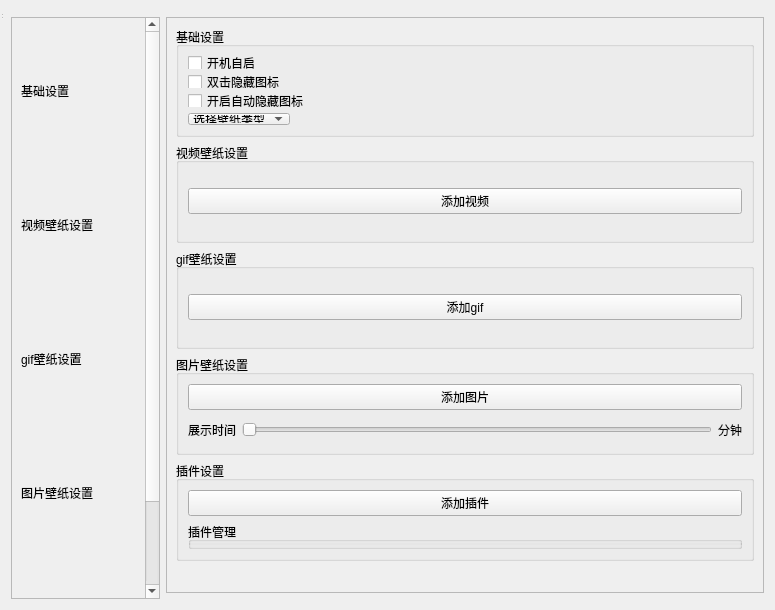
This is DesktopManager/widgets/mainwindow.ui in PureBulb/BulbDesktop as Qt 5 draws it before an edit. The edited form follows.
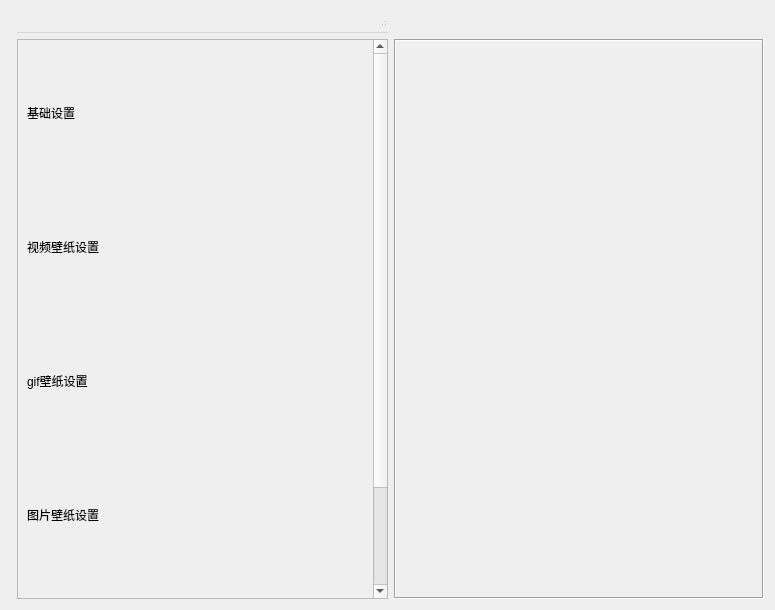
This is the edited form.

The edit to the form file:
```diff
--- a/DesktopManager/widgets/mainwindow.ui
+++ b/DesktopManager/widgets/mainwindow.ui
@@ -13,13 +13,14 @@
   <property name="windowTitle">
    <string>MainWindow</string>
   </property>
-  <layout class="QGridLayout" name="gridLayout_3">
-   <item row="0" column="0">
+  <layout class="QGridLayout" name="gridLayout_2">
+   <item row="0" column="0" rowspan="2" colspan="2">
+    <widget class="QStatusBar" name="statusbar"/>
+   </item>
+   <item row="1" column="1">
     <widget class="QMenuBar" name="menubar"/>
    </item>
-   <item row="1" column="0">
-    <layout class="QGridLayout" name="gridLayout" columnstretch="2,8">
-     <item row="0" column="0" rowspan="2">
+   <item row="2" column="1">
       <layout class="QVBoxLayout" name="verticalLayout">
        <item>
         <widget class="QScrollArea" name="labelsScrollArea">
@@ -31,7 +32,7 @@
            <rect>
             <x>0</x>
             <y>0</y>
-            <width>125</width>
+          <width>348</width>
             <height>682</height>
            </rect>
           </property>
@@ -112,271 +113,46 @@
        </item>
       </layout>
      </item>
-     <item row="0" column="1">
-      <layout class="QVBoxLayout" name="verticalLayout_2">
-       <item>
+   <item row="2" column="2">
         <widget class="QScrollArea" name="ConfigScrollArea">
+     <property name="minimumSize">
+      <size>
+       <width>0</width>
+       <height>0</height>
+      </size>
+     </property>
+     <property name="frameShape">
+      <enum>QFrame::Box</enum>
+     </property>
          <property name="horizontalScrollBarPolicy">
           <enum>Qt::ScrollBarAlwaysOff</enum>
          </property>
          <property name="sizeAdjustPolicy">
-          <enum>QAbstractScrollArea::AdjustToContents</enum>
+      <enum>QAbstractScrollArea::AdjustIgnored</enum>
          </property>
          <property name="widgetResizable">
-          <bool>false</bool>
-         </property>
-         <widget class="QWidget" name="scrollAreaWidgetContents_2">
+      <bool>true</bool>
+     </property>
+     <widget class="QWidget" name="scrollAreaWidgetContents_3">
           <property name="geometry">
            <rect>
             <x>0</x>
             <y>0</y>
-            <width>596</width>
-            <height>552</height>
-           </rect>
-          </property>
-          <layout class="QGridLayout" name="gridLayout_2">
-           <item row="0" column="0">
-            <layout class="QVBoxLayout" name="baseCfgLayout">
-             <item>
-              <widget class="QGroupBox" name="baseCfgGroupBox">
+        <width>368</width>
+        <height>551</height>
+       </rect>
+      </property>
                <property name="minimumSize">
                 <size>
                  <width>0</width>
-                 <height>100</height>
-                </size>
-               </property>
-               <property name="title">
-                <string>基础设置</string>
-               </property>
-               <layout class="QVBoxLayout" name="verticalLayout_5">
-                <item>
-                 <widget class="QCheckBox" name="autoLaunchCheckBox">
-                  <property name="text">
-                   <string>开机自启</string>
-                  </property>
-                 </widget>
-                </item>
-                <item>
-                 <widget class="QCheckBox" name="doubleClickedHideCheckBox">
-                  <property name="text">
-                   <string>双击隐藏图标</string>
-                  </property>
-                 </widget>
-                </item>
-                <item>
-                 <widget class="QCheckBox" name="autoHideCheckBox">
-                  <property name="text">
-                   <string>开启自动隐藏图标</string>
-                  </property>
-                 </widget>
-                </item>
-                <item>
-                 <layout class="QHBoxLayout" name="horizontalLayout">
-                  <item>
-                   <widget class="QComboBox" name="typeComboBox">
-                    <item>
-                     <property name="text">
-                      <string>选择壁纸类型</string>
-                     </property>
-                    </item>
-                    <item>
-                     <property name="text">
-                      <string>图片壁纸</string>
-                     </property>
-                    </item>
-                    <item>
-                     <property name="text">
-                      <string>gif壁纸</string>
-                     </property>
-                    </item>
-                    <item>
-                     <property name="text">
-                      <string>视频壁纸</string>
-                     </property>
-                    </item>
-                   </widget>
-                  </item>
-                  <item>
-                   <spacer name="horizontalSpacer">
-                    <property name="orientation">
-                     <enum>Qt::Horizontal</enum>
-                    </property>
-                    <property name="sizeHint" stdset="0">
-                     <size>
-                      <width>40</width>
-                      <height>20</height>
-                     </size>
-                    </property>
-                   </spacer>
-                  </item>
-                 </layout>
-                </item>
-               </layout>
-              </widget>
-             </item>
-            </layout>
-           </item>
-           <item row="1" column="0">
-            <layout class="QVBoxLayout" name="videoCfgLayout">
-             <item>
-              <widget class="QGroupBox" name="videoCfgGroupBox">
-               <property name="minimumSize">
-                <size>
-                 <width>0</width>
-                 <height>100</height>
-                </size>
-               </property>
-               <property name="title">
-                <string>视频壁纸设置</string>
-               </property>
-               <layout class="QVBoxLayout" name="verticalLayout_6">
-                <item>
-                 <widget class="QPushButton" name="addVieoBtn">
-                  <property name="styleSheet">
-                   <string notr="true"/>
-                  </property>
-                  <property name="text">
-                   <string>添加视频</string>
-                  </property>
-                 </widget>
-                </item>
-               </layout>
-              </widget>
-             </item>
-            </layout>
-           </item>
-           <item row="2" column="0">
-            <layout class="QVBoxLayout" name="gifCfgLayout">
-             <item>
-              <widget class="QGroupBox" name="gifCfgGroupBox">
-               <property name="minimumSize">
-                <size>
-                 <width>0</width>
-                 <height>100</height>
-                </size>
-               </property>
-               <property name="title">
-                <string>gif壁纸设置</string>
-               </property>
-               <layout class="QVBoxLayout" name="verticalLayout_7">
-                <item>
-                 <widget class="QPushButton" name="addGifBtn">
-                  <property name="text">
-                   <string>添加gif</string>
-                  </property>
-                 </widget>
-                </item>
-                <item>
-                 <layout class="QGridLayout" name="gridLayout_4"/>
-                </item>
-               </layout>
-              </widget>
-             </item>
-            </layout>
-           </item>
-           <item row="3" column="0">
-            <layout class="QVBoxLayout" name="graphCfgLayout">
-             <item>
-              <widget class="QGroupBox" name="graphCfgGroupBox">
-               <property name="minimumSize">
-                <size>
-                 <width>0</width>
-                 <height>100</height>
-                </size>
-               </property>
-               <property name="title">
-                <string>图片壁纸设置</string>
-               </property>
-               <layout class="QVBoxLayout" name="verticalLayout_8">
-                <item>
-                 <widget class="QPushButton" name="addGraphBtn">
-                  <property name="text">
-                   <string>添加图片</string>
-                  </property>
-                 </widget>
-                </item>
-                <item>
-                 <layout class="QHBoxLayout" name="horizontalLayout_2">
-                  <item>
-                   <widget class="QLabel" name="label">
-                    <property name="text">
-                     <string>展示时间</string>
-                    </property>
-                   </widget>
-                  </item>
-                  <item>
-                   <widget class="QSlider" name="delaySlider">
-                    <property name="orientation">
-                     <enum>Qt::Horizontal</enum>
-                    </property>
-                   </widget>
-                  </item>
-                  <item>
-                   <widget class="QLabel" name="delayLabel">
-                    <property name="text">
-                     <string>分钟</string>
-                    </property>
-                   </widget>
-                  </item>
-                 </layout>
-                </item>
-               </layout>
-              </widget>
-             </item>
-            </layout>
-           </item>
-           <item row="4" column="0">
-            <layout class="QVBoxLayout" name="pluginCfgLayout">
-             <item>
-              <widget class="QGroupBox" name="pluginCfgGroupBox">
-               <property name="minimumSize">
-                <size>
-                 <width>0</width>
-                 <height>100</height>
-                </size>
-               </property>
-               <property name="title">
-                <string>插件设置</string>
-               </property>
-               <layout class="QVBoxLayout" name="verticalLayout_9">
-                <item>
-                 <widget class="QPushButton" name="addPluginBtn">
-                  <property name="text">
-                   <string>添加插件</string>
-                  </property>
-                 </widget>
-                </item>
-                <item>
-                 <widget class="QGroupBox" name="groupBox">
-                  <property name="title">
-                   <string>插件管理</string>
-                  </property>
-                 </widget>
-                </item>
-               </layout>
-              </widget>
-             </item>
-            </layout>
-           </item>
-          </layout>
-         </widget>
-        </widget>
-       </item>
-      </layout>
-     </item>
-    </layout>
-   </item>
-  </layout>
-  <widget class="QStatusBar" name="statusbar">
-   <property name="geometry">
-    <rect>
-     <x>0</x>
-     <y>0</y>
-     <width>3</width>
-     <height>20</height>
-    </rect>
-   </property>
-  </widget>
+        <height>400</height>
+       </size>
+      </property>
+      <layout class="QGridLayout" name="gridLayout"/>
+     </widget>
+    </widget>
+   </item>
+  </layout>
  </widget>
  <resources/>
  <connections/>
```
Lines whose indentation alone changed are shown as unchanged.
